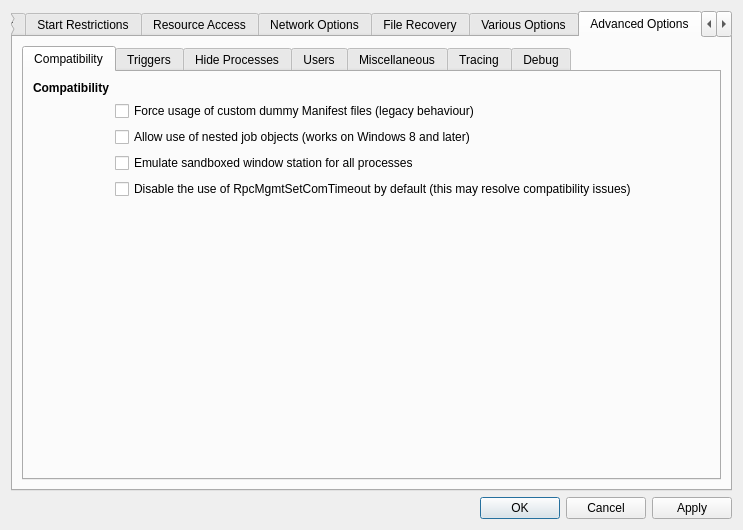
Before: the Qt Designer form SandboxiePlus/SandMan/Forms/OptionsWindow.ui in sandboxie-plus/Sandboxie, drawn with Qt 5.
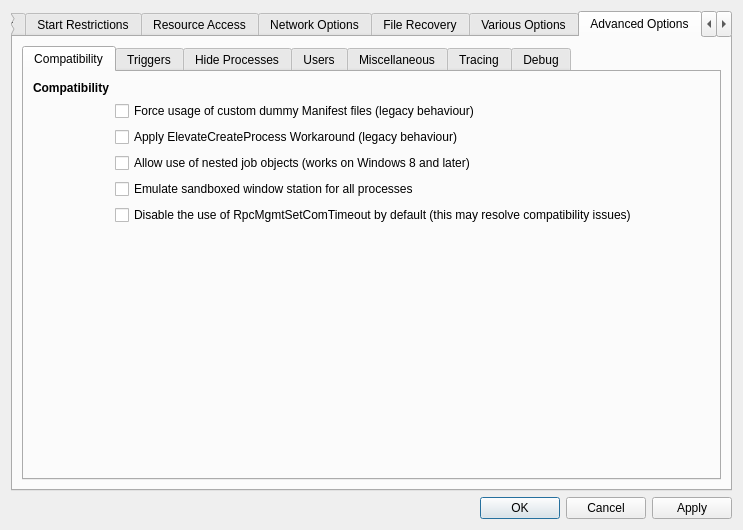
After: the same form once the commit is applied. The open tabs and pages were chosen to show the change.

```diff
--- a/SandboxiePlus/SandMan/Forms/OptionsWindow.ui
+++ b/SandboxiePlus/SandMan/Forms/OptionsWindow.ui
@@ -3037,33 +3037,6 @@
             <layout class="QGridLayout" name="gridLayout_63">
              <item row="0" column="0">
               <layout class="QGridLayout" name="gridLayout_62">
-               <item row="5" column="1">
-                <spacer name="horizontalSpacer_12">
-                 <property name="orientation">
-                  <enum>Qt::Horizontal</enum>
-                 </property>
-                 <property name="sizeHint" stdset="0">
-                  <size>
-                   <width>40</width>
-                   <height>20</height>
-                  </size>
-                 </property>
-                </spacer>
-               </item>
-               <item row="2" column="1">
-                <widget class="QCheckBox" name="chkNestedJobs">
-                 <property name="text">
-                  <string>Allow use of nested job objects (works on Windows 8 and later)</string>
-                 </property>
-                </widget>
-               </item>
-               <item row="1" column="1">
-                <widget class="QCheckBox" name="chkPreferExternalManifest">
-                 <property name="text">
-                  <string>Force usage of custom dummy Manifest files (legacy behaviour)</string>
-                 </property>
-                </widget>
-               </item>
                <item row="0" column="0">
                 <widget class="QLabel" name="lblCompatibility">
                  <property name="font">
@@ -3077,7 +3050,21 @@
                  </property>
                 </widget>
                </item>
-               <item row="5" column="0">
+               <item row="3" column="1">
+                <widget class="QCheckBox" name="chkNestedJobs">
+                 <property name="text">
+                  <string>Allow use of nested job objects (works on Windows 8 and later)</string>
+                 </property>
+                </widget>
+               </item>
+               <item row="1" column="1">
+                <widget class="QCheckBox" name="chkPreferExternalManifest">
+                 <property name="text">
+                  <string>Force usage of custom dummy Manifest files (legacy behaviour)</string>
+                 </property>
+                </widget>
+               </item>
+               <item row="6" column="0">
                 <spacer name="verticalSpacer_28">
                  <property name="orientation">
                   <enum>Qt::Vertical</enum>
@@ -3090,20 +3077,40 @@
                  </property>
                 </spacer>
                </item>
-               <item row="3" column="1">
+               <item row="4" column="1">
                 <widget class="QCheckBox" name="chkUseSbieWndStation">
                  <property name="text">
                   <string>Emulate sandboxed window station for all processes</string>
                  </property>
                 </widget>
                </item>
-               <item row="4" column="1">
+               <item row="6" column="1">
+                <spacer name="horizontalSpacer_12">
+                 <property name="orientation">
+                  <enum>Qt::Horizontal</enum>
+                 </property>
+                 <property name="sizeHint" stdset="0">
+                  <size>
+                   <width>40</width>
+                   <height>20</height>
+                  </size>
+                 </property>
+                </spacer>
+               </item>
+               <item row="5" column="1">
                 <widget class="QCheckBox" name="chkComTimeout">
                  <property name="text">
                   <string>Disable the use of RpcMgmtSetComTimeout by default (this may resolve compatibility issues)</string>
                  </property>
                 </widget>
                </item>
+               <item row="2" column="1">
+                <widget class="QCheckBox" name="chkElevateCreateProcessFix">
+                 <property name="text">
+                  <string>Apply ElevateCreateProcess Workaround (legacy behaviour)</string>
+                 </property>
+                </widget>
+               </item>
               </layout>
              </item>
             </layout>
```
